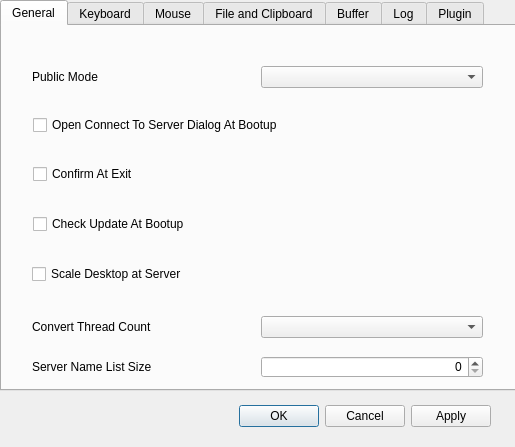
First picture: the form in src/GUI/preference_dialog.ui, repository funfun-dc5/qtbrynhildr, before the edit.
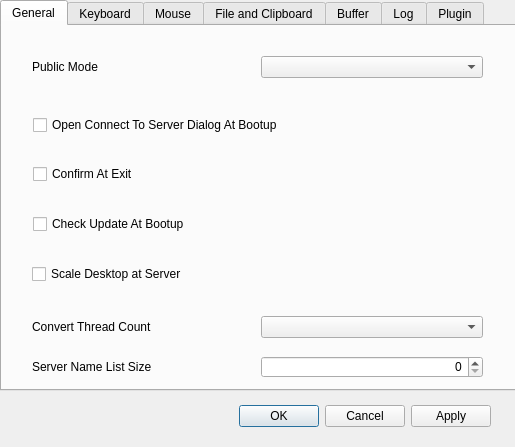
Second picture: the form after the edit.

Commit message: updated layout of preference dialog

```diff
--- a/src/GUI/preference_dialog.ui
+++ b/src/GUI/preference_dialog.ui
@@ -114,7 +114,7 @@
      <property name="geometry">
       <rect>
        <x>30</x>
-       <y>40</y>
+       <y>30</y>
        <width>451</width>
        <height>22</height>
       </rect>
```
Left out of the diff: 2 changed lines with no effect on the pictures.
